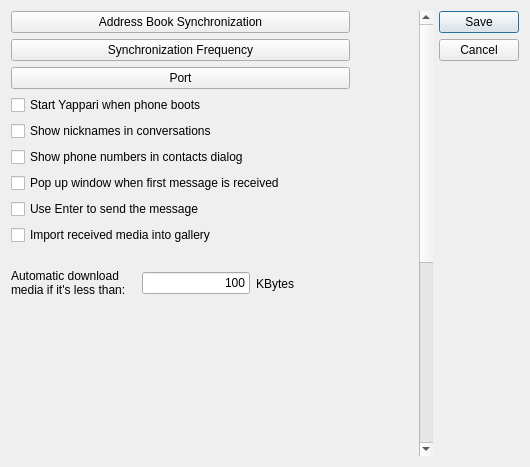
Qt form src/yappari-application/Gui/ui/globalsettingsdialog.ui (agamez/yappari) before a commit.
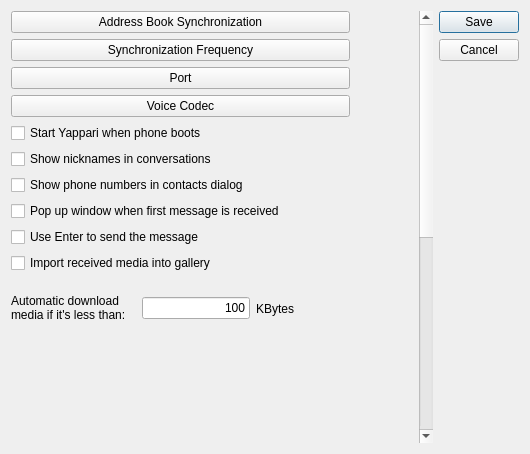
The same form after that commit. Custom widgets are drawn as their Qt base class.

```diff
--- a/src/yappari-application/Gui/ui/globalsettingsdialog.ui
+++ b/src/yappari-application/Gui/ui/globalsettingsdialog.ui
@@ -7,7 +7,7 @@
     <x>0</x>
     <y>0</y>
     <width>530</width>
-    <height>467</height>
+    <height>454</height>
    </rect>
   </property>
   <property name="windowTitle">
@@ -42,8 +42,8 @@
        <rect>
         <x>0</x>
         <y>0</y>
-        <width>398</width>
-        <height>780</height>
+        <width>397</width>
+        <height>820</height>
        </rect>
       </property>
       <property name="sizePolicy">
@@ -55,7 +55,7 @@
       <property name="minimumSize">
        <size>
         <width>0</width>
-        <height>780</height>
+        <height>820</height>
        </size>
       </property>
       <property name="layoutDirection">
@@ -67,7 +67,7 @@
          <x>0</x>
          <y>0</y>
          <width>339</width>
-         <height>305</height>
+         <height>327</height>
         </rect>
        </property>
        <layout class="QVBoxLayout" name="verticalLayout">
@@ -98,6 +98,13 @@
           </property>
          </widget>
         </item>
+        <item>
+         <widget class="QMaemo5ValueButton" name="voiceCodecButton">
+          <property name="text">
+           <string>Voice Codec</string>
+          </property>
+         </widget>
+        </item>
         <item>
          <widget class="QCheckBox" name="startOnBootCheckBox">
           <property name="text">
```
